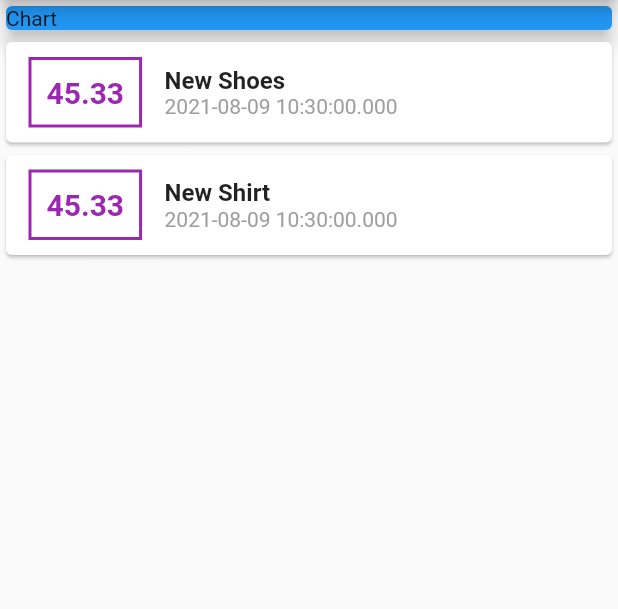
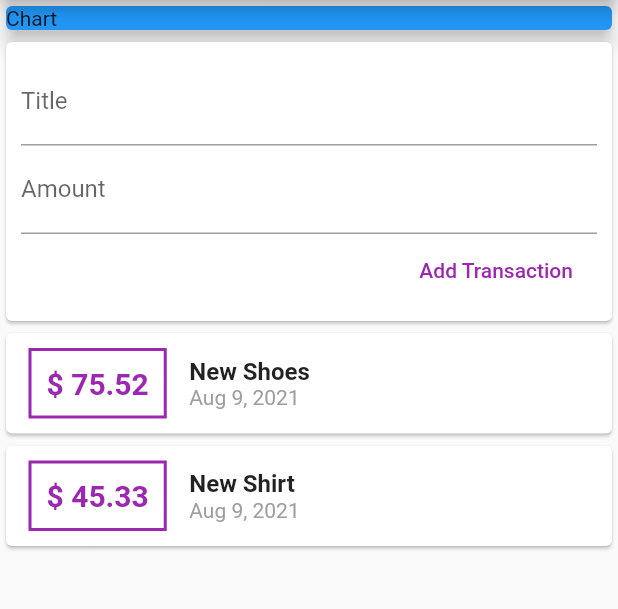
Before and after one commit to gargVader/Expense-Tracker, a Flutter app: the screen it shows after launch, on a phone screen of 412 x 824 dp, the part 84-693 px from its top. Run offline on Flutter 3.47's test engine with Material 2 defaults, Android fonts, the phone set to English and light mode, and no system bars.

Commit message:
TextFields added

```diff
--- a/lib/main.dart
+++ b/lib/main.dart
@@ -1,5 +1,6 @@
 import 'package:expense_tracker/Transaction.dart';
 import 'package:flutter/material.dart';
+import 'package:intl/intl.dart';
 
 void main() {
   runApp(MyApp());
@@ -18,10 +19,15 @@ class MyApp extends StatelessWidget {
 class MyHomePage extends StatelessWidget {
   final List<Transaction> transactions = [
     Transaction(
-        id: 't1', title: 'New Shoes', amount: 45.33, dateTime: DateTime.now()),
+        id: 't1', title: 'New Shoes', amount: 75.52, dateTime: DateTime.now()),
     Transaction(
         id: 't2', title: 'New Shirt', amount: 45.33, dateTime: DateTime.now())
   ];
+
+  // String titleInput;
+  // String amountInput;
+  final titleController = TextEditingController();
+  final amountController = TextEditingController();
 
   @override
   Widget build(BuildContext context) {
@@ -33,18 +39,46 @@ class MyHomePage extends StatelessWidget {
         children: [
           Card(
             color: Colors.blue,
-            child: Container(width: double.infinity, child: Text('Chart')),
+            child: Container(
+              width: double.infinity,
+              child: Text('Chart'),
+            ),
             elevation: 5,
+          ),
+          Card(
+            child: Container(
+              padding: EdgeInsets.all(10),
+              child: Column(
+                crossAxisAlignment: CrossAxisAlignment.end,
+                children: [
+                  TextField(
+                    decoration: InputDecoration(labelText: 'Title'),
+                    controller: titleController,
+                  ),
+                  TextField(
+                    decoration: InputDecoration(labelText: 'Amount'),
+                    keyboardType: TextInputType.number,
+                    controller: amountController,
+                  ),
+                  FlatButton(
+                    child: Text('Add Transaction'),
+                    textColor: Colors.purple,
+                    onPressed: () {
+                      print('${titleController.text}');
+                    },
+                  )
+                ],
+              ),
+            ),
           ),
           Column(
             children: [
-              ...transactions.map((transaction) =>
-                  Card(
+              ...transactions.map((transaction) => Card(
                     child: Row(
                       children: [
                         Container(
                           child: Text(
-                            (transaction.amount).toString(),
+                            '\$ ${transaction.amount}',
                             style: TextStyle(
                               fontWeight: FontWeight.bold,
                               fontSize: 20,
@@ -72,7 +106,7 @@ class MyHomePage extends StatelessWidget {
                               ),
                             ),
                             Text(
-                              (transaction.dateTime).toString(),
+                              DateFormat.yMMMd().format(transaction.dateTime),
                               style: TextStyle(color: Colors.grey),
                             )
                           ],
--- a/pubspec.yaml
+++ b/pubspec.yaml
@@ -23,6 +23,7 @@ environment:
 dependencies:
   flutter:
     sdk: flutter
+  intl: ^0.17.0
 
 
   # The following adds the Cupertino Icons font to your application.
```
Also changed, not shown: pubspec.lock.
